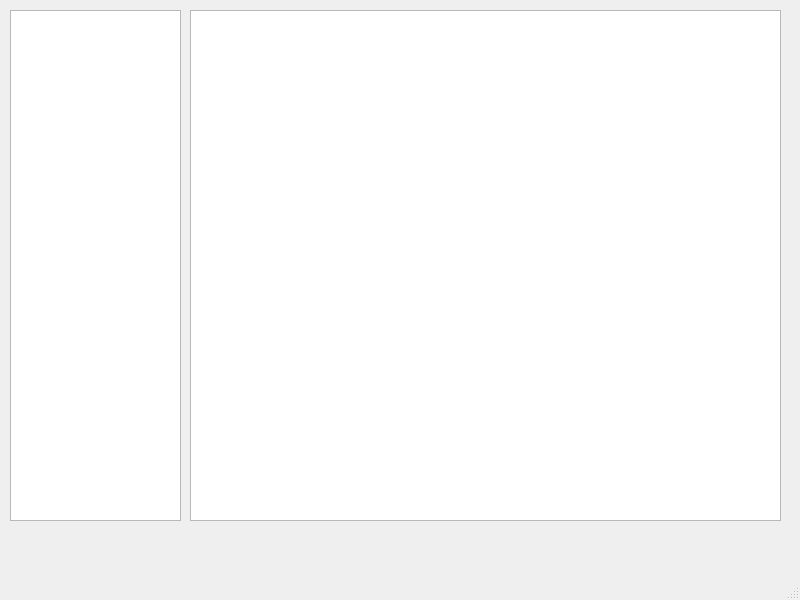
Old version of the form gui/mainwindow.ui in the repository Florent-Barthelemy/projetc-c.
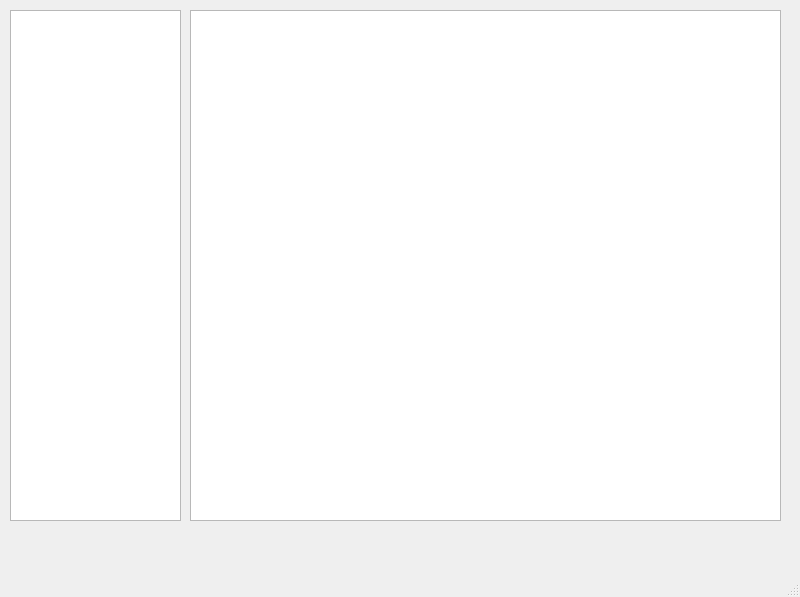
New version of the form.

```diff
--- a/gui/mainwindow.ui
+++ b/gui/mainwindow.ui
@@ -10,7 +10,7 @@
     <x>0</x>
     <y>0</y>
     <width>800</width>
-    <height>600</height>
+    <height>597</height>
    </rect>
   </property>
   <property name="windowTitle">
```
